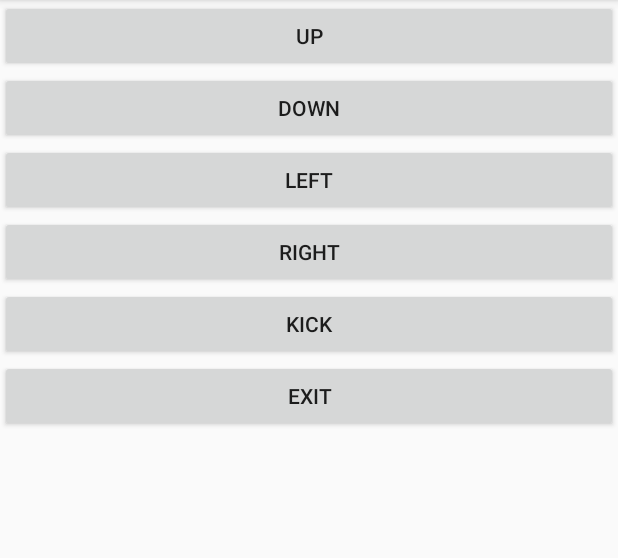
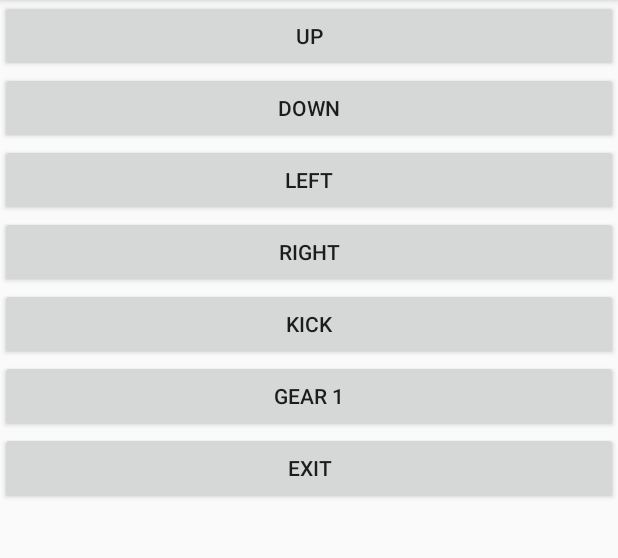
Before and after one commit to paul028/Micro, an Android app: the MainActivity screen opened directly, with no data from a screen before it, on a phone screen of 412 x 824 dp, the part 84-642 px from its top. Run offline under Robolectric (Android 15) with nearby library versions, the phone set to English and light mode, and no system bars.

Commit message:
Added Speed Control

```diff
--- a/BotController/app/src/main/java/org/dnstv/botcontroller/MainActivity.java
+++ b/BotController/app/src/main/java/org/dnstv/botcontroller/MainActivity.java
@@ -15,7 +15,8 @@ import java.io.OutputStream;
 public class MainActivity extends AppCompatActivity implements View.OnClickListener {
     OutputStream outputStream;
     String command;
-    Button up,down,left,right,kick,exit;
+    short gears=1;
+    Button up,down,left,right,kick,exit,gear;
     private Handler handler = new Handler();
     private Runnable runnable = new Runnable() {
         @Override
@@ -117,6 +118,9 @@ public class MainActivity extends AppCompatActivity implements View.OnClickListe
         kick = (Button) findViewById(R.id.btnkick);
         kick.setOnClickListener(this);
 
+        gear = (Button) findViewById(R.id.btngear);
+        gear.setOnClickListener(this);
+
         exit = (Button) findViewById(R.id.btnexit);
         exit.setOnClickListener(this);
     }
@@ -154,6 +158,19 @@ public class MainActivity extends AppCompatActivity implements View.OnClickListe
         {
             send("5");
         }
+        if(v.getId()==R.id.btngear)
+        {
+            send("6");
+            gears++;
+            if(gears>3)
+            {
+                gears=1;
+                gear.setText("Gear: 1" );
+            }
+            else {
+                gear.setText("Gear: " + gears);
+            }
+        }
         if(v.getId()==R.id.btnexit)
         {
             Intent intent = new Intent(getApplicationContext(), Pair.class);
--- a/BotController/app/src/main/res/layout/activity_main.xml
+++ b/BotController/app/src/main/res/layout/activity_main.xml
@@ -43,6 +43,13 @@
 
         />
     <Button
+        android:id="@+id/btngear"
+        android:layout_width="match_parent"
+        android:layout_height="wrap_content"
+        android:text="Gear 1"
+
+        />
+    <Button
         android:id="@+id/btnexit"
         android:layout_width="match_parent"
         android:layout_height="wrap_content"
```
Also changed, not shown: 1 other file.
